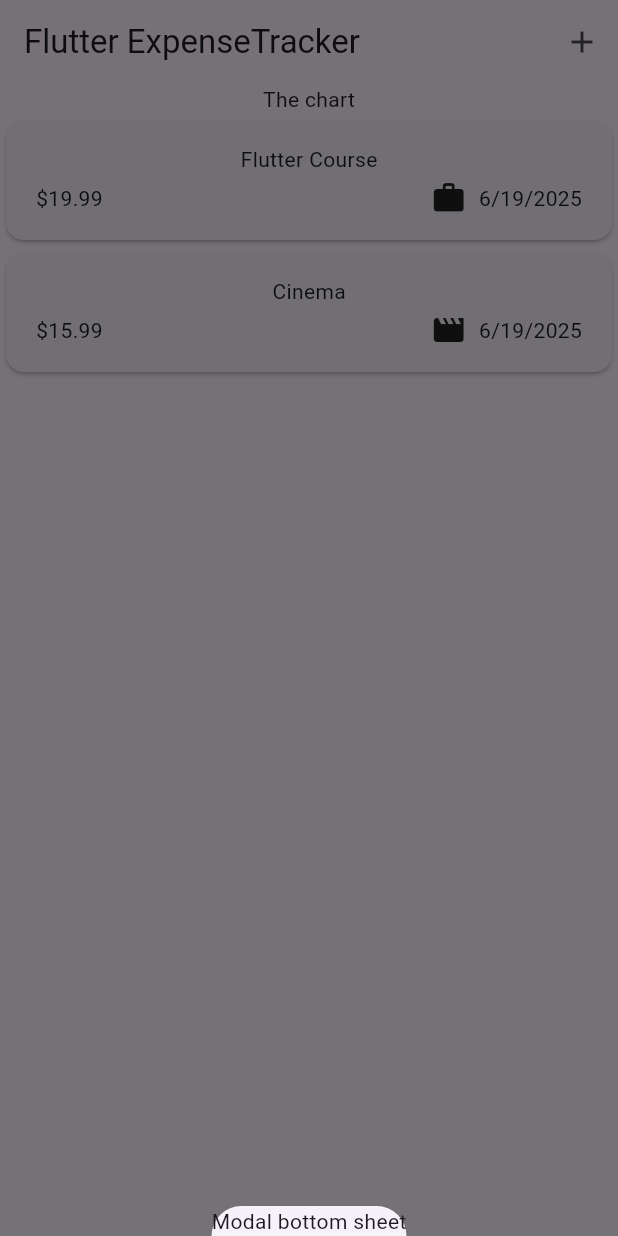
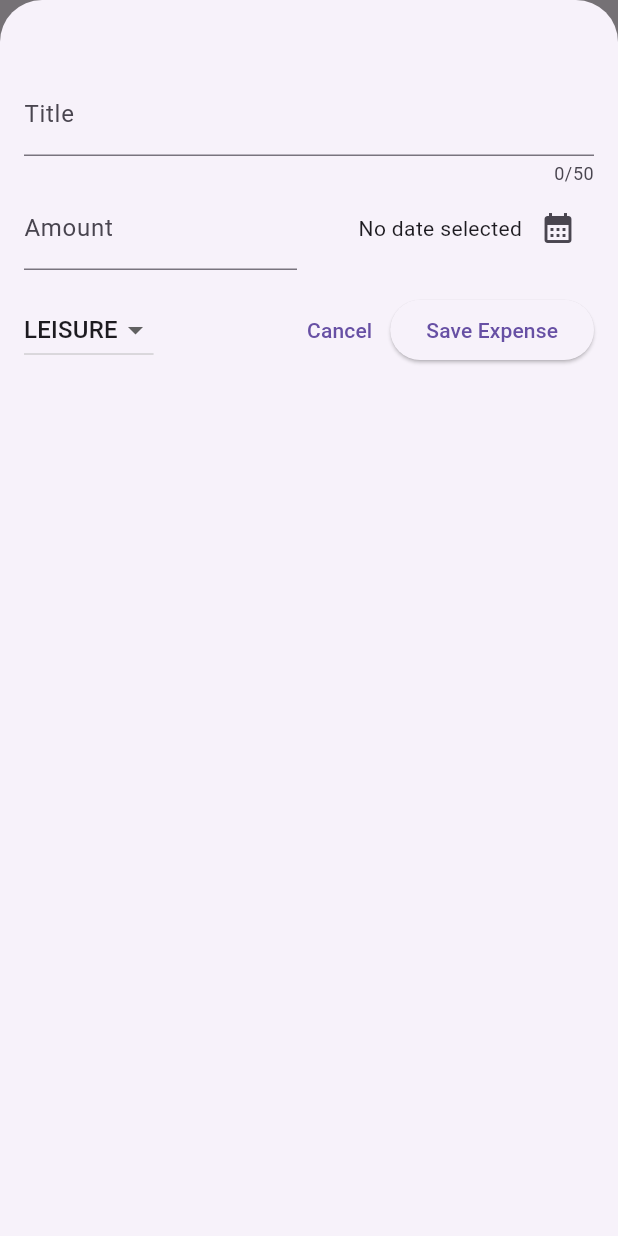
Before and after one commit to ivansalipurevic/expense_tracker_flutter, a Flutter app: the screen it shows after launch, after a tap on the "add" icon, on a phone screen of 412 x 824 dp. Run offline on Flutter 3.47's test engine with Material 3 defaults, Android fonts, the phone set to English and light mode, and no system bars.

Commit message:
Formatiran kod i dodate izmene

```diff
--- a/lib/expenses.dart
+++ b/lib/expenses.dart
@@ -1,4 +1,5 @@
 import 'package:expense_tracker/expenses_list.dart';
+import 'package:expense_tracker/widgets/new_expense.dart';
 import 'package:flutter/material.dart';
 import 'package:expense_tracker/models/expense.dart';
 
@@ -6,9 +7,7 @@ class Expenses extends StatefulWidget {
   const Expenses({super.key});
 
   @override
-  State<Expenses> createState() {
-    return _ExpensesState();
-  }
+  State<Expenses> createState() => _ExpensesState();
 }
 
 class _ExpensesState extends State<Expenses> {
@@ -29,16 +28,57 @@ class _ExpensesState extends State<Expenses> {
 
   void _openAddExpenseOverlay() {
     showModalBottomSheet(
+      isScrollControlled: true,
       context: context,
-      builder: (ctx) => const Text('Modal bottom sheet'),
+      builder: (ctx) => NewExpense(onAddExpense: _addExpense),
+    );
+  }
+
+  void _addExpense(Expense expense) {
+    setState(() {
+      _registeredExpenses.add(expense);
+    });
+  }
+
+  void _removeExpense(Expense expense) {
+    final expenseIndex = _registeredExpenses.indexOf(expense);
+
+    setState(() {
+      _registeredExpenses.remove(expense);
+    });
+    ScaffoldMessenger.of(context).clearSnackBars();
+    ScaffoldMessenger.of(context).showSnackBar(
+      SnackBar(
+        duration: const Duration(seconds: 3),
+        content: const Text('Expense deleted'),
+        action: SnackBarAction(
+          label: 'Undo',
+          onPressed: () {
+            setState(() {
+              _registeredExpenses.insert(expenseIndex, expense);
+            });
+          },
+        ),
+      ),
     );
   }
 
   @override
   Widget build(BuildContext context) {
+    Widget mainContent = const Center(
+      child: Text('No expenses found. Start adding some!'),
+    );
+
+    if (_registeredExpenses.isNotEmpty) {
+      mainContent = ExpensesList(
+        expenses: _registeredExpenses,
+        onRemoveExpense: _removeExpense,
+      );
+    }
+
     return Scaffold(
       appBar: AppBar(
-        title: const Text('Flutter ExpenseTracker'),
+        title: const Text('Flutter Expense Tracker'),
         actions: [
           IconButton(
             onPressed: _openAddExpenseOverlay,
@@ -49,7 +89,7 @@ class _ExpensesState extends State<Expenses> {
       body: Column(
         children: [
           const Text('The chart'),
-          Expanded(child: ExpensesList(expenses: _registeredExpenses)),
+          Expanded(child: mainContent),
         ],
       ),
     );
--- a/lib/expenses_list.dart
+++ b/lib/expenses_list.dart
@@ -2,17 +2,27 @@ import 'package:flutter/material.dart';
 import 'package:expense_tracker/models/expense.dart';
 import 'package:expense_tracker/widgets/expenses_list/expense_item.dart';
 
-class ExpensesList extends StatelessWidget{
-  const ExpensesList({super.key, required this.expenses});
+class ExpensesList extends StatelessWidget {
+  const ExpensesList({
+    super.key,
+    required this.expenses,
+    required this.onRemoveExpense,
+  });
 
   final List<Expense> expenses;
+  final void Function(Expense expense) onRemoveExpense;
 
   @override
   Widget build(BuildContext context) {
-    return ListView.builder(itemCount: expenses.length,
-    itemBuilder: (ctx, index) => ExpenseItem(expenses[index]),
-
-     );
-
+    return ListView.builder(
+      itemCount: expenses.length,
+      itemBuilder: (ctx, index) => Dismissible(
+        key: ValueKey(expenses[index]),
+        onDismissed: (direction) {
+          onRemoveExpense(expenses[index]);
+        },
+        child: ExpenseItem(expenses[index]),
+      ),
+    );
   }
 }
--- a/lib/main.dart
+++ b/lib/main.dart
@@ -4,9 +4,11 @@ import 'package:expense_tracker/expenses.dart';
 void main() {
   runApp(
     MaterialApp(
-      theme: ThemeData(useMaterial3: true),
+      theme: ThemeData().copyWith(
+        useMaterial3: true,
+        scaffoldBackgroundColor: Color.fromARGB(255, 220, 189, 252),
+      ),
       home: const Expenses(),
-
     ),
 
   );
--- a/lib/widgets/new_expense.dart
+++ b/lib/widgets/new_expense.dart
@@ -1,24 +1,163 @@
 import 'package:flutter/material.dart';
+import 'package:expense_tracker/models/expense.dart';
 
-class NewExpense extends StatefulWidget{
-  const NewExpense({super.key});
+class NewExpense extends StatefulWidget {
+  const NewExpense({super.key, required this.onAddExpense});
+
+  final void Function(Expense expense) onAddExpense;
+
   @override
-  State<StatefulWidget> createState() {
-    return _NewExpenseState();
+  State<NewExpense> createState() => _NewExpenseState();
+}
 
+class _NewExpenseState extends State<NewExpense> {
+  final _titleController = TextEditingController();
+  final _amountController = TextEditingController();
+  DateTime? _selectedDate;
+  Category _selectedCategory = Category.leisure;
+
+  void _presentDatePicker() async {
+    final now = DateTime.now();
+    final firstDate = DateTime(now.year - 1, now.month, now.day);
+
+    final pickedDate = await showDatePicker(
+      context: context,
+      initialDate: now,
+      firstDate: firstDate,
+      lastDate: now,
+    );
+
+    setState(() {
+      _selectedDate = pickedDate;
+    });
   }
-}
-class _NewExpenseState extends State<NewExpense>{
+
+  void _submitExpenseData() {
+    final enteredAmount = double.tryParse(_amountController.text);
+    final amountIsInvalid = enteredAmount == null || enteredAmount <= 0;
+
+    if (_titleController.text.trim().isEmpty ||
+        amountIsInvalid ||
+        _selectedDate == null) {
+      showDialog(
+        context: context,
+        builder: (ctx) => AlertDialog(
+          title: const Text('invalid input'),
+          content: const Text(
+            'Please make sure a valid title, amount, date and category was entered',
+          ),
+          actions: [
+            TextButton(
+              onPressed: () {
+                Navigator.pop(ctx);
+              },
+              child: const Text('okay'),
+            ),
+          ],
+        ),
+      );
+      return;
+    }
+
+    widget.onAddExpense(
+      Expense(
+        title: _titleController.text,
+        amount: enteredAmount,
+        date: _selectedDate!,
+        category: _selectedCategory,
+      ),
+    );
+
+    Navigator.pop(context);
+  }
+
+  @override
+  void dispose() {
+    _titleController.dispose();
+    _amountController.dispose();
+    super.dispose();
+  }
+
   @override
   Widget build(BuildContext context) {
     return Padding(
-      padding: EdgeInsets.all(16),
+      padding: const EdgeInsets.fromLTRB(16, 48, 16, 16),
       child: Column(
         children: [
-          TextField(),
-
-      ],
-      )
+          TextField(
+            controller: _titleController,
+            maxLength: 50,
+            decoration: const InputDecoration(
+              label: Text('Title'),
+            ),
+          ),
+          Row(
+            children: [
+              Expanded(
+                child: TextField(
+                  controller: _amountController,
+                  keyboardType: TextInputType.number,
+                  decoration: const InputDecoration(
+                    prefixText: '\$',
+                    label: Text('Amount'),
+                  ),
+                ),
+              ),
+              const SizedBox(width: 16),
+              Expanded(
+                child: Row(
+                  mainAxisAlignment: MainAxisAlignment.end,
+                  children: [
+                    Text(
+                      _selectedDate == null
+                          ? 'No date selected'
+                          : formatter.format(_selectedDate!),
+                    ),
+                    IconButton(
+                      onPressed: _presentDatePicker,
+                      icon: const Icon(Icons.calendar_month),
+                    ),
+                  ],
+                ),
+              ),
+            ],
+          ),
+          const SizedBox(height: 16),
+          Row(
+            children: [
+              DropdownButton<Category>(
+                value: _selectedCategory,
+                items: Category.values
+                    .map(
+                      (category) => DropdownMenuItem(
+                        value: category,
+                        child: Text(category.name.toUpperCase()),
+                      ),
+                    )
+                    .toList(),
+                onChanged: (value) {
+                  setState(() {
+                    if (value != null) {
+                      _selectedCategory = value;
+                    }
+                  });
+                },
+              ),
+              const Spacer(),
+              TextButton(
+                onPressed: () {
+                  Navigator.pop(context);
+                },
+                child: const Text('Cancel'),
+              ),
+              ElevatedButton(
+                onPressed: _submitExpenseData,
+                child: const Text('Save Expense'),
+              ),
+            ],
+          ),
+        ],
+      ),
     );
   }
 }
```
Also changed, not shown: lib/widgets/expenses_list/expense_item.dart (+8 -8 lines).
